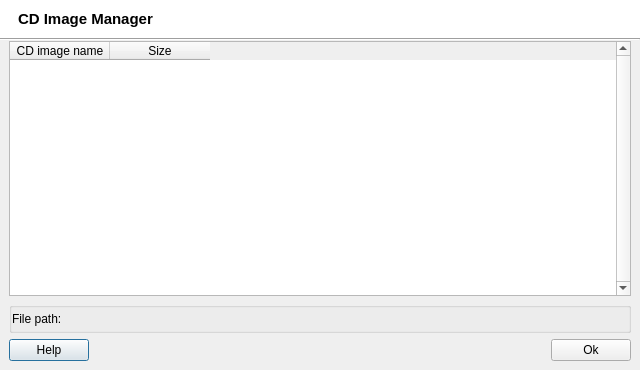
brezerk/q4wine, file src/q4wine-gui/uis/ImageManager.ui: the form before one commit.
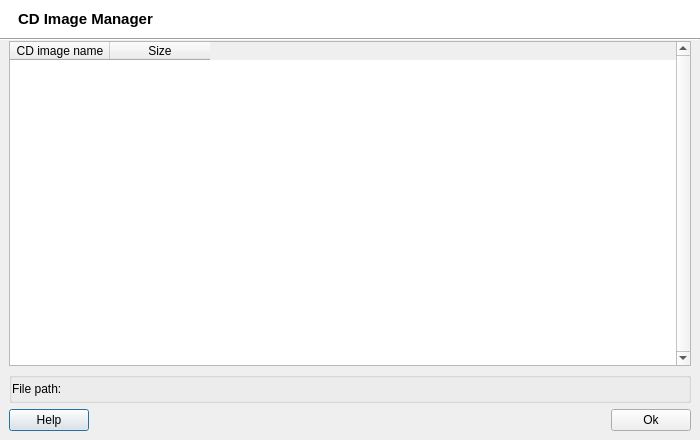
The form after the commit. Icons and pictures are not drawn.

Commit message: Fixed: normaliza dialog sizes to 700 x 440

The edit to the form file:
```diff
--- a/src/q4wine-gui/uis/ImageManager.ui
+++ b/src/q4wine-gui/uis/ImageManager.ui
@@ -9,8 +9,8 @@
    <rect>
     <x>0</x>
     <y>0</y>
-    <width>640</width>
-    <height>370</height>
+    <width>700</width>
+    <height>440</height>
    </rect>
   </property>
   <property name="minimumSize">
```
The commit also changes 7 other files.
